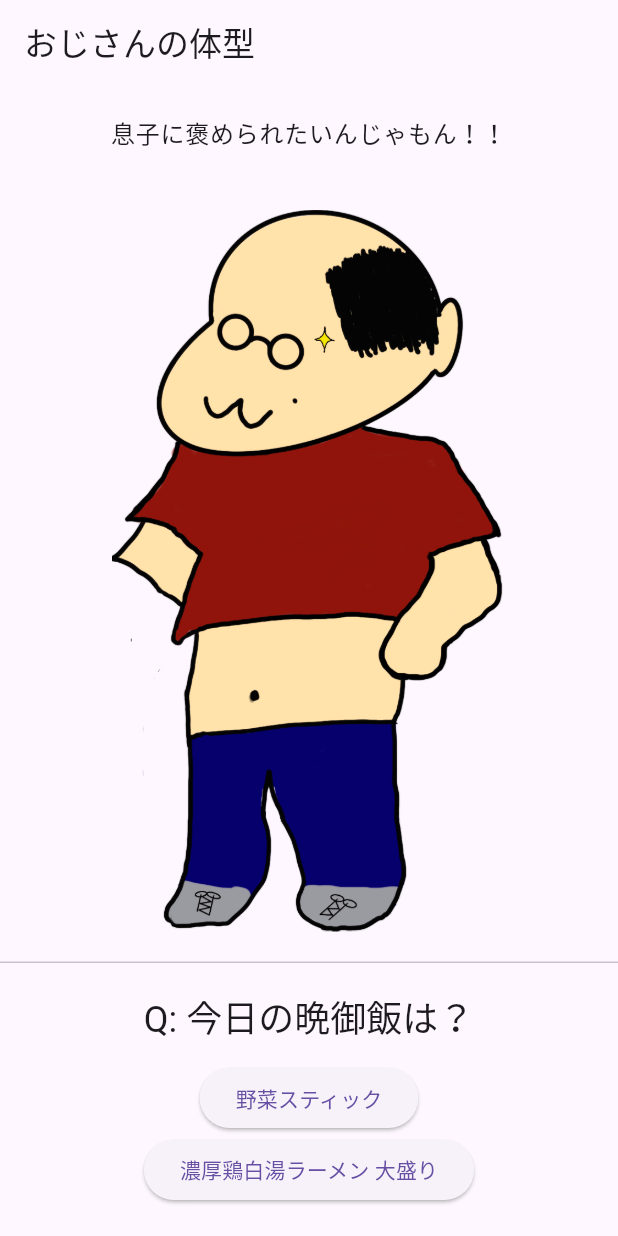
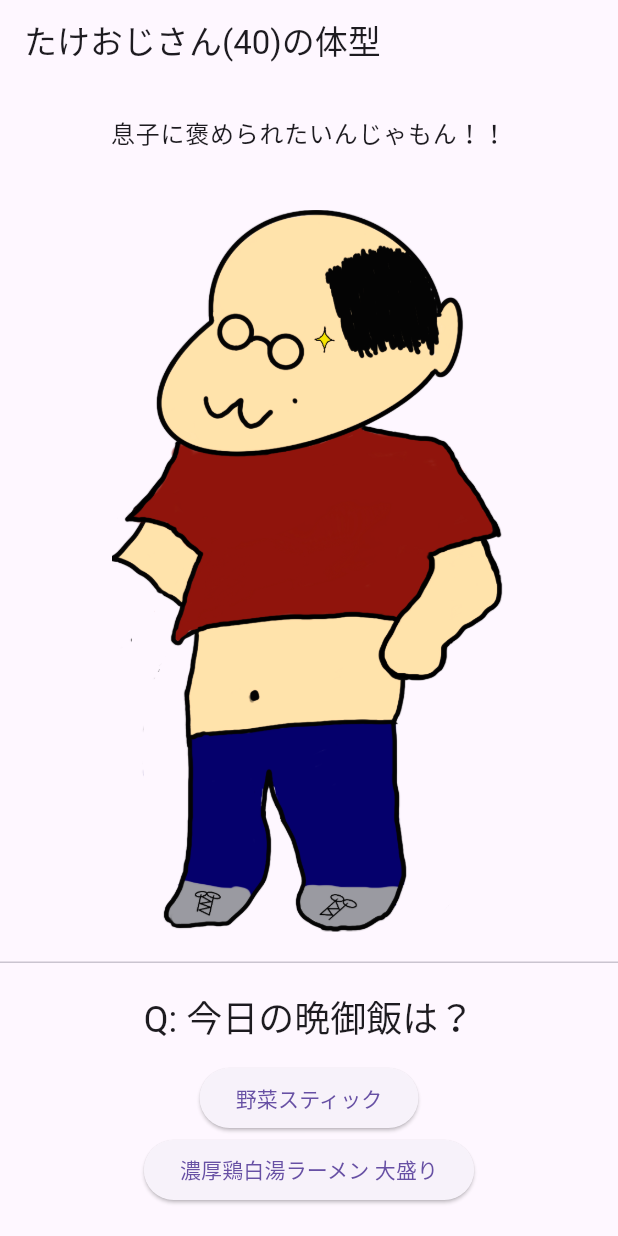
Before and after one commit to oke331/question_ozisan, a Flutter app: the screen it shows after launch, on a phone screen of 412 x 824 dp. Run offline on Flutter 3.47's test engine with Material 2 defaults, Android fonts, the phone set to English and light mode, and no system bars; our stand-ins replace audioplayers, freezed_annotation, hooks_riverpod.

Commit message:
Fix title

```diff
--- a/lib/page/ozisan_page/page.dart
+++ b/lib/page/ozisan_page/page.dart
@@ -18,7 +18,7 @@ class OzisanPage extends HookConsumerWidget {
     );
     return Scaffold(
       appBar: AppBar(
-        title: const Text('おじさんの体型'),
+        title: const Text('たけおじさん(40)の体型'),
       ),
       body: const OzisanBody(),
     );
```
